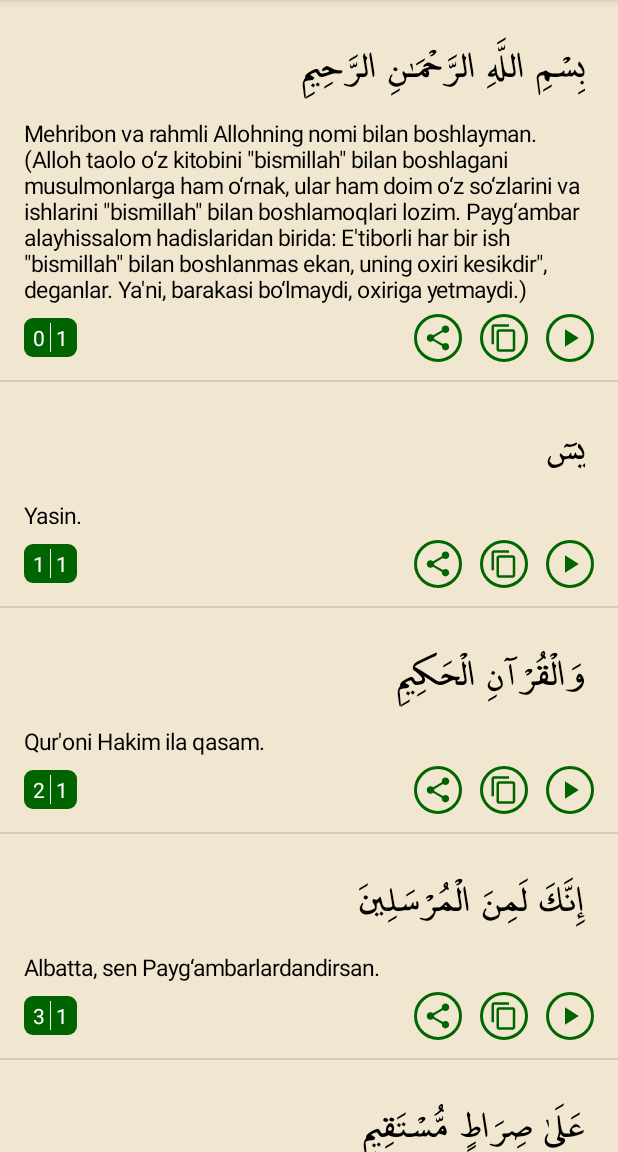
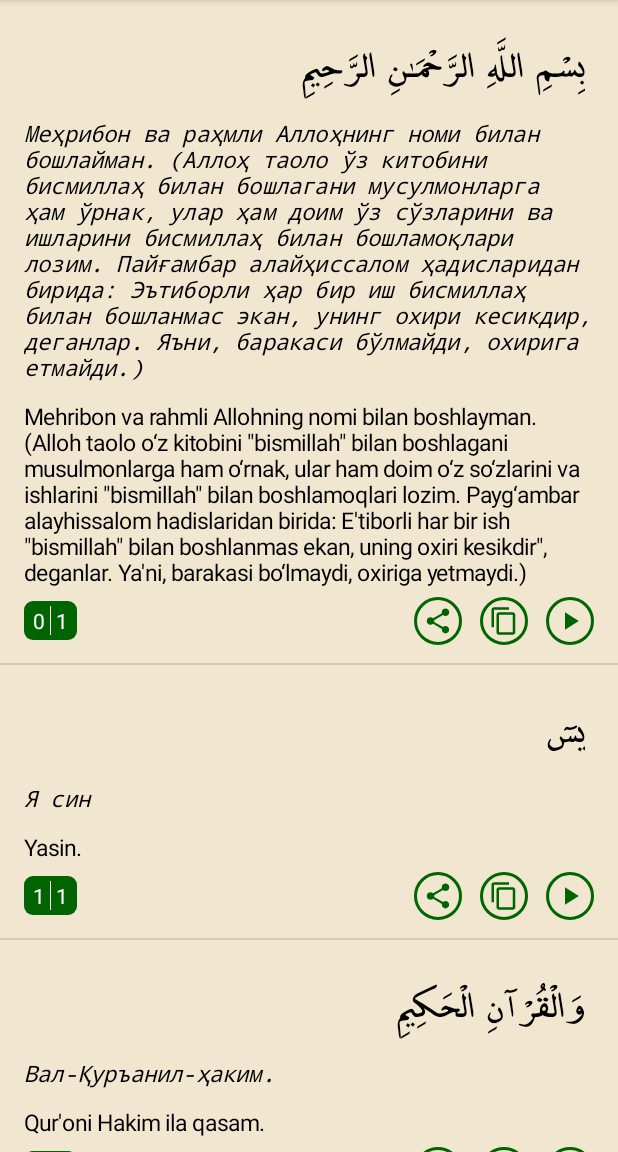
Before and after one commit to BahromjonPolat/Yosin-Surasi, an Android app: the MainActivity screen opened directly, with no data from a screen before it, on a phone screen of 412 x 824 dp, the part 84-1236 px from its top. Run offline under Robolectric (Android 15) with nearby library versions, the phone set to English and light mode, and no system bars.

Commit message:
Kirill alifbosidagi transkripsiya qo'shildi

```diff
--- a/app/src/main/java/uz/itjunior/yaseen/ui/activity/MainActivity.java
+++ b/app/src/main/java/uz/itjunior/yaseen/ui/activity/MainActivity.java
@@ -12,6 +12,7 @@ import android.content.Context;
 import android.content.Intent;
 import android.content.SharedPreferences;
 import android.os.Bundle;
+import android.util.Log;
 import android.view.Menu;
 import android.view.MenuItem;
 
@@ -56,6 +57,7 @@ public class MainActivity extends AppCompatActivity {
         List<Surah> surahList = new ArrayList<>();
 
         String[] ayatList = getResources().getStringArray(R.array.ayat_list);
+        String[] trCyrillic = getResources().getStringArray(R.array.transcription_cyrillic);
         String[] meanings_cyrillic = getResources().getStringArray(R.array.meaning_cyrillic);
         String[] meanings_latin = getResources().getStringArray(R.array.meaning_latin);
         String[] meaning;
@@ -67,7 +69,7 @@ public class MainActivity extends AppCompatActivity {
 
         int i = 0;
         for (String s : ayatList) {
-            surahList.add(new Surah(i, s, "Transcription", meaning[i]));
+            surahList.add(new Surah(i, s, trCyrillic[i], meaning[i]));
             i++;
         }
         return surahList;
--- a/app/src/main/res/layout/item_surah.xml
+++ b/app/src/main/res/layout/item_surah.xml
@@ -25,9 +25,10 @@
         android:layout_width="match_parent"
         android:layout_height="wrap_content"
         android:fontFamily="monospace"
+        android:textStyle="italic"
         android:paddingVertical="6dp"
         android:textSize="18sp"
-        android:visibility="gone"
+        android:visibility="visible"
         tools:text="@string/app_name" />
 
     <TextView
--- /dev/null
+++ b/app/src/main/res/values/transcription_cyrillic.xml
@@ -0,0 +1,91 @@
+<?xml version="1.0" encoding="utf-8"?>
+<resources>
+
+    <string-array name="transcription_cyrillic">
+        <item>Меҳрибон ва раҳмли Аллоҳнинг номи билан бошлайман. (Аллоҳ таоло ўз китобини "бисмиллаҳ" билан бошлагани мусулмонларга ҳам ўрнак, улар ҳам доим ўз сўзларини ва ишларини "бисмиллаҳ" билан бошламоқлари лозим. Пайғамбар алайҳиссалом ҳадисларидан бирида: "Эътиборли ҳар бир иш "бисмиллаҳ" билан бошланмас экан, унинг охири кесикдир", деганлар. Яъни, баракаси бўлмайди, охирига етмайди.)</item>
+        <item>Я син</item>
+        <item>Вал-Қуръанил-ҳаким.</item>
+        <item>Иннака ламина-л-мурсалин.</item>
+        <item>Ъала сироти-м-мустақим.</item>
+        <item>Танзила-л-ъАзизи-р-Раҳим.</item>
+        <item>Литунзира қавмам-ма унзира абаъуҳум фа ҳум ғофилун.</item>
+        <item>Лақад ҳаққа-л-қавлу ъала аксариҳим фа ҳум ла юъминун.</item>
+        <item>Инна жаъална фӣ аъноқиҳим ағлалан фа ҳия ила-л-азқони фа ҳум муқмаҳун.</item>
+        <item>Ва жаъална мим-байни айдиҳим саддав-ва мин халфиҳим саддан фа ағшайнаҳум фа ҳум ла юбсирун.</item>
+        <item>Ва саваъун ъалайҳим а анзартаҳум ам лам тунзирҳум, ла юъминун.</item>
+        <item>Иннама тунзиру мани-т-табаъа-з-зикра ва хашия-р-Раҳмана би-л-ғайб, фа башширҳу би мағфиратив-ва ажрин карим.</item>
+        <item>Инна Наҳну нуҳйи-л-мавта ва нактубу ма қаддаму ва асараҳум ва кулла шайъин аҳсайнаҳу фӣ имами-м-мубин.</item>
+        <item>Ва-зриб лаҳум масалан асҳаба-л-қаряти из жаъаҳа-л-мурсалун.</item>
+        <item>Из арсална илайҳиму-снайни фа каззабуҳума фа ъаззазна би салисин фа қолу инна илайкум мурсалун.</item>
+        <item>Қолу ма антум илла башарум-мислуна ва ма анзала-р-Раҳману мин шайъин ин антум илла такзибун.</item>
+        <item>Қолу Раббуна яъламу инна илайкум ламурсалун.</item>
+        <item>Ва ма ъалайна илла-л-балағу-л-мубин.</item>
+        <item>Қолу инна татайярна бикум, лаил-лам тантаҳу ланаржуманнакум ва лаямассаннакум минна ъазабун ъалим.</item>
+        <item>Қолу тоирукум-маъакум, а ъин зуккиртум, бал антум қавмум-мусрифун.</item>
+        <item>Ва жаъа мин ақса-л-мадинати ражулуй-ясъа, қола ё қавми-т-табиъу-л-мурсалин.</item>
+        <item>Иттабиъу мал-ла ясъалукум ажрав-ва ҳум-муҳтадун.</item>
+        <item>Ва ма лия ла аъбуду-л-Лазӣ фатаранӣ ва илайҳи туржаъун.</item>
+        <item>А аттахизу мин дуниҳи алиҳатан ий-юридни-р-Раҳману би зуррил-ла туғнӣ ъаннӣ шафаъатуҳум шайъав-ва ла юнқизун.</item>
+        <item>Иннӣ изал-лафӣ залалим-мубин.</item>
+        <item>Иннӣ аманту би Раббикум фа-смаъун.</item>
+        <item>Қила-дхули-л-жанната қола ё лайта қавми яъламун.</item>
+        <item>Би ма ғафарали Раббӣ ва жаъалани мина-л-мукрамин.</item>
+        <item>Ва ма анзална ъала қавмиҳи мим-баъдиҳи мин жундим-мина-с-самаъи ва ма кунна мунзилин.</item>
+        <item>Ин канат илла сайҳатав-ваҳидатан фа иза ҳум хомидун.</item>
+        <item>Ё ҳасратан ъала-л-ъибад, ма яътиҳим-ми-р-расулин илла кану биҳи ястаҳзиъун.</item>
+        <item>Алам ярав кам аҳлакна қаблаҳум-мина-л-қуруни аннаҳум илайҳим ла яржиъун.</item>
+        <item>Ва ин куллу-л-ламма жамиъу-л-ладайна муҳзарун.</item>
+        <item>Ва аятул-лаҳуму-л-арзу-л-майтату, аҳяйнаҳа ва ахражна минҳа ҳаббан фа минҳу яъкулун.</item>
+        <item>Ва жаъална фиҳа жаннатим-мин-нахилив-ва аънабив-ва фажжарна фиҳа мина-л-ъуюн.</item>
+        <item>Лияъкулу мин самариҳи ва ма ъамилатҳу айдиҳим а фа ла яшкурун.</item>
+        <item>Субҳана-л-Лазй халақа-л-азважа куллаҳа мим-ма тунбиту-л-арзу ва мин анфусиҳим ва мим-ма ла яъламун.</item>
+        <item>Ва аятул-лаҳуму-л-лайлу, наслаху минҳу-н-наҳора фа иза ҳум-музлимун.</item>
+        <item>Ва-ш-шамсу тажри лимустақаррил-лаҳа, залика тақдиру-л-ъАзизи-л-ъАлим.</item>
+        <item>Ва-л-қамара қаддарнаҳу маназила ҳатта ъада ка-л-ъуржуни-л-қадим.</item>
+        <item>Ла-ш-шамсу ямбағи лаҳа ан тудрика-л-қамара ва ла-л-лайлу сабиқу-н-наҳар, ва куллун фӣ фалакий-ясбаҳун.</item>
+        <item>Ва оятул-лаҳум анна ҳамална зуррийятаҳум фӣ-л-фулки-л-машҳун.</item>
+        <item>Ва халақна лаҳум-мим-мислиҳи ма яркабун.</item>
+        <item>Ва ин-нашаъ нуғриқуҳум фа ла сариха лаҳум ва ла ҳум юнқазун.</item>
+        <item>Илла раҳматам-минна ва матаъан ила ҳин.</item>
+        <item>Ва иза қила лаҳуму-т-тақу ма байна айдикум ва ма халфакум лаъаллакум турҳамун.</item>
+        <item>Ва ма таътийҳим-мин аятим-мин аяти Раббиҳим илла кану ъанҳа муъризин.</item>
+        <item>Ва иза қила лаҳум анфиқу мим-ма разақакумуллоҳу қола-л-лазина кафару ли-л-лазина аману анутъиму мал-лав яшаъуллоҳу атъамаҳу ин антум илла фӣ залолим-мубин.</item>
+        <item>Ва яқулуна мата ҳаза-л-ваъду ин кунтум содиқин.</item>
+        <item>Ма янзуруна илла сайҳатав-ваҳидатан таъхузуҳум ва ҳум яхиссимун.</item>
+        <item>Фа ла ястатиъуна тавсиятав-ва ла ила аҳлиҳим яржиъун.</item>
+        <item>Ва нуфиха фй-с-сури фа иза ҳум-мина-л-аждаси ила Раббиҳим янсилун.</item>
+        <item>Қолу ё вайлана мам-баъасана мим-марқадина, ҳаза ма ваъада-р-Раҳману ва садақа-л-мурсалун.</item>
+        <item>Ин канат илла сайҳатав-ваҳидатан фа иза ҳум жамиъул-ладайна муҳзарун.</item>
+        <item>Фа-л-явма ла туғламу нафсун шайъав-ва ла тужзавна илла ма кунтум таъмалун.</item>
+        <item>Инна асҳаба-л-жаннати-л-явма фӣ шуғулин факиҳун.</item>
+        <item>Ҳум ва азважуҳум фи зилалин ъала-л-ароики муттакиъун.</item>
+        <item>Лаҳум фиҳа факиҳатув-ва лаҳум-ма яддаъун.</item>
+        <item>Саламун қавлам-мир-Рабби-р-Раҳим.</item>
+        <item>Ва-мтазу-л-явма айюҳа-л-муҷримун.</item>
+        <item>А лам аъҳад илайкум я банӣ Адама ал-ла таъбуду-ш-Шайтон, иннаҳу лакум ъадуввум-мубин.</item>
+        <item>Ва аниъбудуни, ҳаза сиротум-мустақим.</item>
+        <item>Ва лақад азалла минкум жибиллан касиро, а фа лам такуну таъқилун.</item>
+        <item>Ҳазиҳи жаҳаннаму-л-лати кунтум туъадун.</item>
+        <item>Иславҳа-л-явма бима кунтум такфурун.</item>
+        <item>Ал-явма нахтиму ъала афваҳиҳим ва тукаллимуна айдиҳим ва ташҳаду аржулуҳум би ма кану яксибун.</item>
+        <item>Ва лав нашаъу латамасна ъала аъюниҳим фа-стабақу-с-сирота фа анна юбсирун.</item>
+        <item>Ва лав нашаъу ламасахнаҳум ъала маканатиҳим фа ма-статоъу музийяв-ва ла яржиъун.</item>
+        <item>Ва ман-нуъаммирҳу нунаккисҳу фӣ-л-халқи, афала яъқилун.</item>
+        <item>Ва ма ъалламнаҳу-ш-шиъра ва ма ямбағӣ лаҳ, ин ҳува илла зикрув-ва Қуръанум-мубин.</item>
+        <item>Лиюнзира ман кана ҳайяв-ва яҳиққа-л-қавлу ъала-л-кафирин.</item>
+        <item>А ва лам ярав анна халақна лаҳум-мим-ма ъамилат айдина анъаман фаҳум лаҳа маликун.</item>
+        <item>Ва заллалнаҳа лаҳум фа минҳа ракубуҳум ва минҳа яъкулун.</item>
+        <item>Ва лаҳум фиҳа манафиъу ва машариби, а фа ла яшкурун.</item>
+        <item>Ва-т-тахазу мин дуниллаҳи алиҳатал-лаъаллаҳум юнсарун.</item>
+        <item>Ла ястатиъуна насраҳум ва ҳум лаҳум жундум-муҳзарун.</item>
+        <item>Фа ла яҳзунка қавлуҳум, инна наъламу ма юсирруна ва ма юълинун.</item>
+        <item>Авалам яра-л-инсану анна халақноҳу мин-нутфатин фа иза ҳува хасимум-мубин.</item>
+        <item>Ва зараба лана масалав-ва насия халқаҳу, қола май-юҳйил-ъизома ва ҳия рамим.</item>
+        <item>Қул юҳйиҳал-Лазй аншаъаҳа аввала марраҳ, ва Ҳува бикулли халқин ъалим.</item>
+        <item>Ал-Лазӣ жаъала лакум-мина-ш-шажари-л-ахзари наран фа иза антум-минҳу туқидун.</item>
+        <item>А ва лайса-л-Лазӣ халақа-с-самавати ва-л-арза би қодирин ъала ай-яхлуқа мислаҳум, бала ва ҳува-л-халлақул-ъалим.</item>
+        <item>Иннамо амруҳу иза арода шайъан ай-яқула лаҳу кун фаякун.</item>
+        <item>Фа Субҳонал-Лази би ядиҳи малакуту кулли шайъив-ва илайҳи туржаъун.</item>
+    </string-array>
+
+</resources>
```
